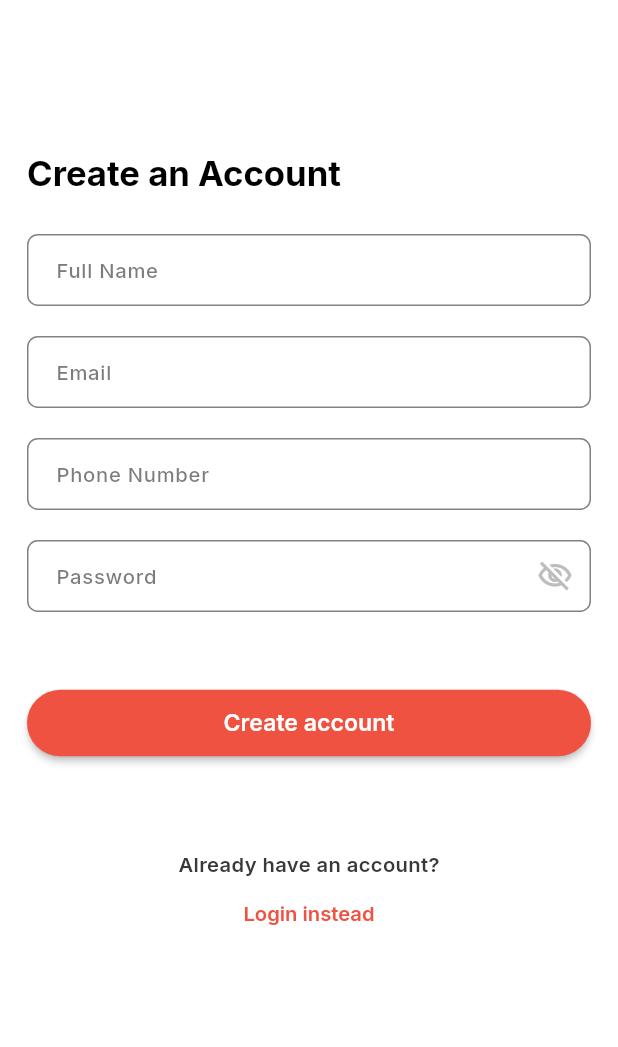
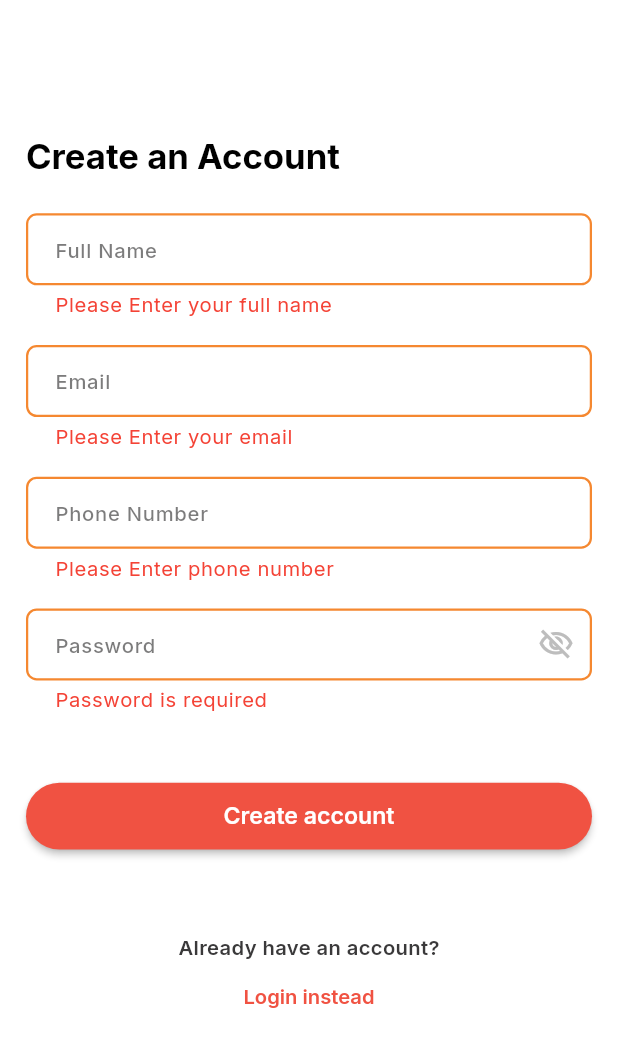
Before and after one commit to bishal-rumba007/catering-service-app, a Flutter app: the SignUpScreen screen opened directly, after a tap on "Create account", on a phone screen of 412 x 824 dp. Shown: the top 1047 px of the screen. Run offline on Flutter 3.47's test engine with Material 3 defaults, Android fonts, the phone set to English and light mode, and no system bars; our stand-ins replace cloud_firestore, firebase_auth, firebase_core, flutter_chat_types, flutter_riverpod, flutter_screenutil and 1 more; missing offline and left inert: flutter_firebase_chat_core; accounts and stored records are empty.

```diff
--- a/lib/src/features/auth/screens/sign_up_screen.dart
+++ b/lib/src/features/auth/screens/sign_up_screen.dart
@@ -1,10 +1,12 @@
 import 'package:catering_service_app/src/common/common_export.dart';
 import 'package:catering_service_app/src/features/auth/screens/auth_provider.dart';
 import 'package:catering_service_app/src/features/auth/screens/login_screen.dart';
-import 'package:catering_service_app/src/features/dashboard/screens/home_screen.dart';
+import 'package:catering_service_app/src/features/auth/screens/widgets/build_dialogs.dart';
+import 'package:catering_service_app/src/features/dashboard/screens/main_screen.dart';
 import 'package:catering_service_app/src/themes/export_themes.dart';
 import 'package:flutter/material.dart';
 import 'package:flutter_riverpod/flutter_riverpod.dart';
+import 'package:flutter_screenutil/flutter_screenutil.dart';
 
 
 class SignUpScreen extends StatefulWidget {
@@ -15,93 +17,108 @@ class SignUpScreen extends StatefulWidget {
 }
 
 class _SignUpScreenState extends State<SignUpScreen> {
-  final GlobalKey _formKey = GlobalKey<FormState>();
+  final _formKey = GlobalKey<FormState>();
   final TextEditingController _nameController = TextEditingController();
   final TextEditingController _emailController = TextEditingController();
   final TextEditingController _phoneController = TextEditingController();
   final TextEditingController _passwordController = TextEditingController();
+
   @override
   Widget build(BuildContext context) {
     return Scaffold(
       body: SafeArea(
         child: Padding(
-          padding: const EdgeInsets.symmetric(horizontal: 18.0),
+          padding: EdgeInsets.symmetric(horizontal: 18.w),
           child: SingleChildScrollView(
             child: Form(
               key: _formKey,
               child: Column(
                 crossAxisAlignment: CrossAxisAlignment.center,
                 children: [
-                  const SizedBox(
-                    height: 100,
+                  SizedBox(
+                    height: 100.h,
                   ),
                   Align(
                     alignment: Alignment.topLeft,
                     child: Text(
                       'Create an Account',
-                      style: Theme.of(context)
+                      style: Theme
+                          .of(context)
                           .textTheme
                           .headlineSmall
                           ?.copyWith(color: Colors.black),
                     ),
                   ),
-                  const SizedBox(
-                    height: 25,
+                  SizedBox(
+                    height: 25.h,
                   ),
                   BuildTextFormField(
                     controller: _nameController,
                     labelText: 'Full Name',
                     textInputType: TextInputType.name,
                     textInputAction: TextInputAction.next,
+                    validator: (value) {
+                      if (value!.isEmpty) {
+                        return 'Please Enter your full name';
+                      }
+                      return null;
+                    },
                   ),
-                  const SizedBox(
-                    height: 20,
+                  SizedBox(
+                    height: 20.h,
                   ),
                   BuildTextFormField(
                     controller: _emailController,
                     labelText: 'Email',
                     textInputType: TextInputType.emailAddress,
                     textInputAction: TextInputAction.next,
+                    validator: (value) {
+                      if (value!.isEmpty) {
+                        return 'Please Enter your email';
+                      }
+                      return null;
+                    },
                   ),
-                  const SizedBox(
-                    height: 20,
+                  SizedBox(
+                    height: 20.h,
                   ),
                   BuildTextFormField(
                     controller: _phoneController,
                     labelText: 'Phone Number',
                     textInputType: TextInputType.number,
                     textInputAction: TextInputAction.next,
+                    validator: (value) {
+                      if (value!.isEmpty) {
+                        return 'Please Enter phone number';
+                      }
+                      return null;
+                    },
                   ),
-                  const SizedBox(
-                    height: 20,
+                  SizedBox(
+                    height: 20.h,
                   ),
                   BuildPasswordTextFormField(
                     labelText: 'Password',
                     textInputAction: TextInputAction.done,
                     controller: _passwordController,
+                    validator: (value) {
+                      if (value!.isEmpty) {
+                        return 'Password is required';
+                      }
+                      return null;
+                    },
                   ),
-                  const SizedBox(height: 50,),
+                  SizedBox(
+                    height: 50.h,
+                  ),
                   Consumer(
                     builder: (context, ref, child) {
                       final authData = ref.watch(authProvider);
                       return BuildButton(
-                        onPressed: () async{
+                        onPressed: () async {
+                          if(_formKey.currentState!.validate()){
                             final navigator = Navigator.of(context);
-                          showDialog(
-                            context: context,
-                            builder: (BuildContext context) {
-                              return const AlertDialog(
-                                content: Column(
-                                  mainAxisSize: MainAxisSize.min,
-                                  children: [
-                                    CircularProgressIndicator(),
-                                    SizedBox(height: 16),
-                                    Text("Creating account..."),
-                                  ],
-                                ),
-                              );
-                            },
-                          );
+                            buildLoadingDialog(context, "Creating account...");
                             final response = await authData.register(
                               name: _nameController.text.trim(),
                               email: _emailController.text.trim(),
@@ -109,27 +126,37 @@ class _SignUpScreenState extends State<SignUpScreen> {
                               password: _passwordController.text.trim(),
                             );
                             navigator.pop();
-                          if(response != "Registration Successful"){
-                            print('something went wrong');
-                          }else{
-                            navigator.push(MaterialPageRoute(builder: (_) => const HomeScreen(),));
+                            if (response != "Registration Successful") {
+                              if(!context.mounted) return;
+                              buildErrorDialog(context, "Couldn't create account!");
+                            } else {
+                              navigator.push(MaterialPageRoute(
+                                builder: (_) => const MainScreen(),));
+                            }
                           }
                         },
                         buttonWidget: const Text('Create account'),
                       );
                     },
                   ),
-                  const SizedBox(height: 60,),
+                  SizedBox(
+                    height: 60.h,
+                  ),
                   Text(
                     'Already have an account?',
-                    style: Theme.of(context).textTheme.bodyMedium?.copyWith(
+                    style: Theme
+                        .of(context)
+                        .textTheme
+                        .bodyMedium
+                        ?.copyWith(
                       color: AppColor.darkColor.withOpacity(0.9),
                       fontWeight: FontWeight.w600,
                     ),
                   ),
                   TextButton(
-                    onPressed: (){
-                      Navigator.push(context, MaterialPageRoute(builder: (_) => const LoginScreen(),));
+                    onPressed: () {
+                      Navigator.push(context, MaterialPageRoute(builder: (
+                          _) => const LoginScreen(),));
                     },
                     child: const Text('Login instead'),
                   )
```
Also changed, not shown: lib/src/features/auth/screens/login_screen.dart (+52 -12 lines). Lines whose indentation alone changed are shown as unchanged.
